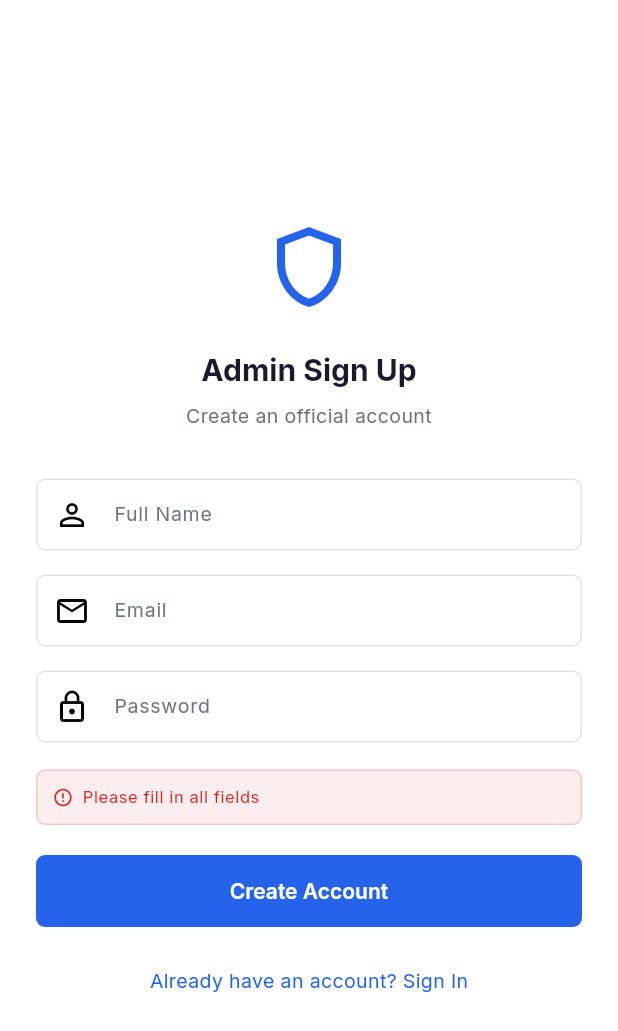
After one commit to Vince0028/Barangay-Pulse, a Flutter app: the AdminRegisterScreen screen opened directly, after a tap on "Create Account", on a phone screen of 412 x 824 dp. The commit adds this screen. Shown: the top 1031 px of the screen. Run offline on Flutter 3.47's test engine with Material 3 defaults, Android fonts, the phone set to English and light mode, and no system bars; our stand-ins replace flutter_dotenv, flutter_map, flutter_riverpod, geolocator, google_fonts, latlong2 and 1 more; accounts and stored records are empty.

Commit message:
feat: implement admin authentication screens, official repository logic, and database schema

```diff
--- a/brgy_pulse/lib/repositories/official_repo.dart
+++ b/brgy_pulse/lib/repositories/official_repo.dart
@@ -7,11 +7,14 @@ class OfficialRepository {
 
     final res = await SupabaseService.client
         .from('officials')
-        .select()
+        .select('*, profiles(full_name)')
         .eq('is_active', true)
         .order('points', ascending: false);
 
-    return (res as List).map((e) => Official.fromJson(e)).toList();
+    return (res as List).map((e) {
+      e['full_name'] = e['profiles']?['full_name'];
+      return Official.fromJson(e);
+    }).toList();
   }
 
   static Future<void> submitRating(String officialId, int rating) async {
--- a/brgy_pulse_admin/lib/screens/auth/admin_login_screen.dart
+++ b/brgy_pulse_admin/lib/screens/auth/admin_login_screen.dart
@@ -2,6 +2,7 @@ import 'package:flutter/material.dart';
 import '../../core/constants.dart';
 import '../../services/supabase_service.dart';
 import '../admin_shell.dart';
+import 'admin_register_screen.dart';
 
 class AdminLoginScreen extends StatefulWidget {
   const AdminLoginScreen({super.key});
@@ -158,8 +159,15 @@ class _AdminLoginScreenState extends State<AdminLoginScreen> {
 
                 const SizedBox(height: 12),
                 TextButton(
+                  onPressed: () {
+                    Navigator.push(context, MaterialPageRoute(builder: (_) => const AdminRegisterScreen()));
+                  },
+                  child: Text('Create an official account', style: tt.bodyMedium?.copyWith(color: AdminColors.primary)),
+                ),
+
+                TextButton(
                   onPressed: _continueAsGuest,
-                  child: Text('Continue as Demo Officer', style: tt.bodyMedium?.copyWith(color: AdminColors.primary)),
+                  child: Text('Continue as Demo Officer', style: tt.bodyMedium?.copyWith(color: context.textSecondary)),
                 ),
               ],
             ),
--- /dev/null
+++ b/brgy_pulse_admin/lib/screens/auth/admin_register_screen.dart
@@ -0,0 +1,193 @@
+import 'package:flutter/material.dart';
+import '../../core/constants.dart';
+import '../../services/supabase_service.dart';
+import 'admin_login_screen.dart';
+
+class AdminRegisterScreen extends StatefulWidget {
+  const AdminRegisterScreen({super.key});
+
+  @override
+  State<AdminRegisterScreen> createState() => _AdminRegisterScreenState();
+}
+
+class _AdminRegisterScreenState extends State<AdminRegisterScreen> {
+  final _nameController = TextEditingController();
+  final _emailController = TextEditingController();
+  final _passwordController = TextEditingController();
+  bool _loading = false;
+  String? _error;
+  bool _success = false;
+
+  @override
+  void dispose() {
+    _nameController.dispose();
+    _emailController.dispose();
+    _passwordController.dispose();
+    super.dispose();
+  }
+
+  Future<void> _handleRegister() async {
+    if (_nameController.text.trim().isEmpty || _emailController.text.trim().isEmpty || _passwordController.text.trim().isEmpty) {
+      setState(() => _error = 'Please fill in all fields');
+      return;
+    }
+
+    setState(() { _loading = true; _error = null; });
+
+    try {
+      await SupabaseService.signUp(
+        _emailController.text.trim(),
+        _passwordController.text.trim(),
+        data: {
+          'full_name': _nameController.text.trim(),
+          'role': 'admin', // The trigger might override, but we will fix trigger or they can be made admin
+        },
+      );
+      if (mounted) {
+        setState(() => _success = true);
+      }
+    } catch (e) {
+      final msg = e.toString();
+      if (msg.contains('Database error') || msg.contains('already registered') || msg.contains('unique')) {
+        setState(() => _error = 'This email already has an account. Please sign in instead.');
+      } else {
+        setState(() => _error = msg.replaceAll('AuthException:', '').trim());
+      }
+    } finally {
+      if (mounted) setState(() => _loading = false);
+    }
+  }
+
+  @override
+  Widget build(BuildContext context) {
+    final tt = Theme.of(context).textTheme;
+
+    return Scaffold(
+      backgroundColor: context.surface,
+      body: Center(
+        child: SingleChildScrollView(
+          padding: const EdgeInsets.all(24),
+          child: Container(
+            constraints: const BoxConstraints(maxWidth: 400),
+            child: Column(
+              mainAxisAlignment: MainAxisAlignment.center,
+              crossAxisAlignment: CrossAxisAlignment.stretch,
+              children: [
+                const Icon(Icons.shield_outlined, size: 64, color: AdminColors.primary),
+                const SizedBox(height: 24),
+                Text('Admin Sign Up', style: tt.headlineMedium?.copyWith(fontWeight: FontWeight.bold), textAlign: TextAlign.center),
+                const SizedBox(height: 8),
+                Text('Create an official account', style: tt.bodyMedium?.copyWith(color: context.textSecondary), textAlign: TextAlign.center),
+                const SizedBox(height: 32),
+
+                if (_success) ...[
+                  Container(
+                    padding: const EdgeInsets.all(16),
+                    decoration: BoxDecoration(
+                      color: AdminColors.success.withValues(alpha: 0.1),
+                      borderRadius: BorderRadius.circular(kRadius),
+                      border: Border.all(color: AdminColors.success.withValues(alpha: 0.3)),
+                    ),
+                    child: Column(
+                      children: [
+                        const Icon(Icons.check_circle, color: AdminColors.success, size: 32),
+                        const SizedBox(height: 12),
+                        Text('Account created successfully!', style: tt.bodyMedium?.copyWith(color: AdminColors.success, fontWeight: FontWeight.bold)),
+                        const SizedBox(height: 4),
+                        Text('Please check your email to confirm your account.', style: tt.bodySmall?.copyWith(color: AdminColors.success), textAlign: TextAlign.center),
+                      ],
+                    ),
+                  ),
+                  const SizedBox(height: 20),
+                  SizedBox(
+                    height: 48,
+                    child: ElevatedButton(
+                      onPressed: () => Navigator.pushReplacement(context, MaterialPageRoute(builder: (_) => const AdminLoginScreen())),
+                      child: const Text('Back to Sign In'),
+                    ),
+                  ),
+                ] else ...[
+                  TextField(
+                    controller: _nameController,
+                    decoration: InputDecoration(
+                      labelText: 'Full Name',
+                      hintText: 'Juan Dela Cruz',
+                      prefixIcon: const Icon(Icons.person_outline),
+                      filled: true,
+                      fillColor: context.cardFill,
+                      border: OutlineInputBorder(borderRadius: BorderRadius.circular(kRadius), borderSide: BorderSide.none),
+                    ),
+                  ),
+                  const SizedBox(height: 16),
+                  TextField(
+                    controller: _emailController,
+                    keyboardType: TextInputType.emailAddress,
+                    decoration: InputDecoration(
+                      labelText: 'Email',
+                      hintText: 'admin@barangay.gov.ph',
+                      prefixIcon: const Icon(Icons.email_outlined),
+                      filled: true,
+                      fillColor: context.cardFill,
+                      border: OutlineInputBorder(borderRadius: BorderRadius.circular(kRadius), borderSide: BorderSide.none),
+                    ),
+                  ),
+                  const SizedBox(height: 16),
+                  TextField(
+                    controller: _passwordController,
+                    obscureText: true,
+                    decoration: InputDecoration(
+                      labelText: 'Password',
+                      prefixIcon: const Icon(Icons.lock_outline),
+                      filled: true,
+                      fillColor: context.cardFill,
+                      border: OutlineInputBorder(borderRadius: BorderRadius.circular(kRadius), borderSide: BorderSide.none),
+                    ),
+                  ),
+                  const SizedBox(height: 8),
+
+                  if (_error != null) ...[
+                    const SizedBox(height: 10),
+                    Container(
+                      padding: const EdgeInsets.all(10),
+                      decoration: BoxDecoration(
+                        color: AdminColors.danger.withValues(alpha: 0.08),
+                        borderRadius: BorderRadius.circular(kRadius),
+                        border: Border.all(color: AdminColors.danger.withValues(alpha: 0.2)),
+                      ),
+                      child: Row(
+                        children: [
+                          Icon(Icons.error_outline, size: 14, color: AdminColors.danger),
+                          const SizedBox(width: 6),
+                          Expanded(child: Text(_error!, style: tt.bodySmall?.copyWith(color: AdminColors.danger))),
+                        ],
+                      ),
+                    ),
+                  ],
+
+                  const SizedBox(height: 20),
+                  SizedBox(
+                    height: 48,
+                    child: ElevatedButton(
+                      onPressed: _loading ? null : _handleRegister,
+                      child: _loading
+                          ? const SizedBox(width: 18, height: 18, child: CircularProgressIndicator(strokeWidth: 2, color: Colors.white))
+                          : const Text('Create Account'),
+                    ),
+                  ),
+
+                  const SizedBox(height: 12),
+                  TextButton(
+                    onPressed: () {
+                      Navigator.pushReplacement(context, MaterialPageRoute(builder: (_) => const AdminLoginScreen()));
+                    },
+                    child: Text('Already have an account? Sign In', style: tt.bodyMedium?.copyWith(color: AdminColors.primary)),
+                  ),
+                ],
+              ],
+            ),
+          ),
+        ),
+      ),
+    );
+  }
+}
```
Also changed, not shown: 1 other file.
